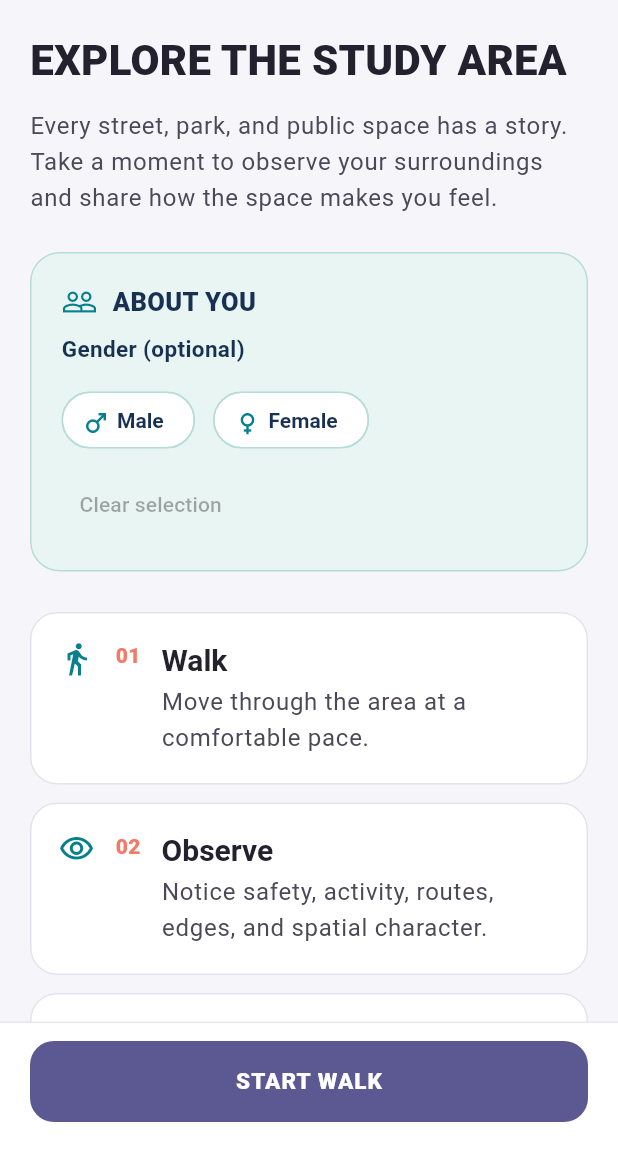
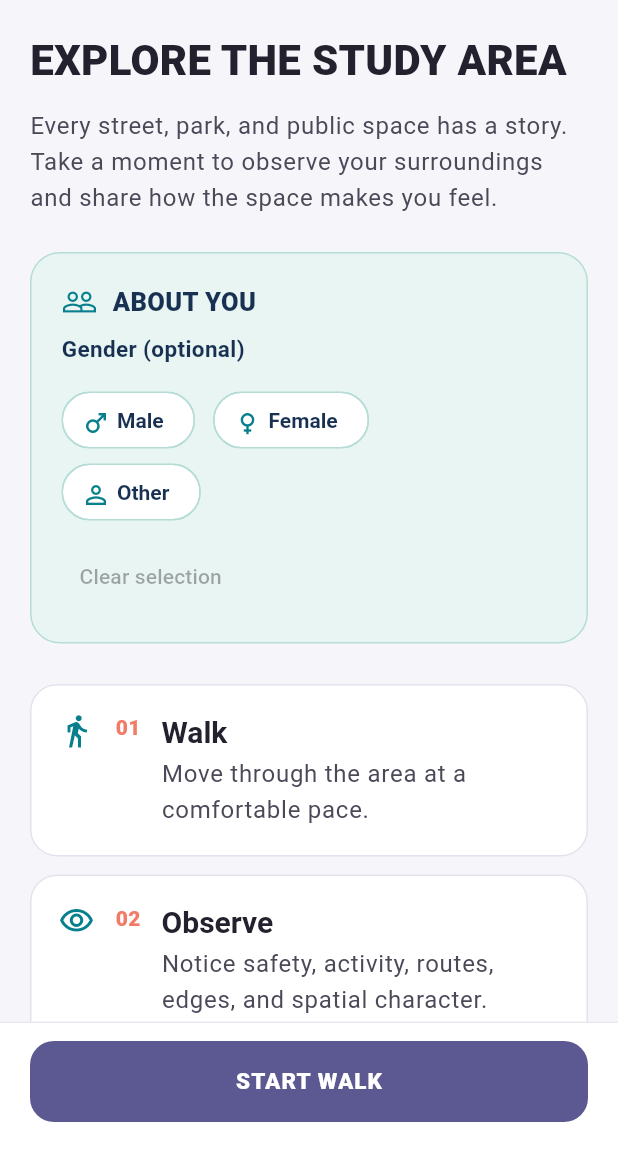
Before and after one commit to literallyshiva/coding-urban-safety, a Flutter app: the screen it shows after launch, after a tap on an icon or button, on a phone screen of 412 x 824 dp, the part 84-1236 px from its top. Run offline on Flutter 3.47's test engine with Material 3 defaults, Android fonts, the phone set to English and light mode, and no system bars; our stand-ins replace cloud_firestore, firebase_core, geolocator, google_maps_flutter; accounts and stored records are empty.

Commit message:
Add Other option to gender selection

```diff
--- a/lib/pages/study_area_page.dart
+++ b/lib/pages/study_area_page.dart
@@ -109,6 +109,15 @@ class StudyAreaPage extends StatelessWidget {
                         ),
                       ],
                     ),
+
+_GenderChoice(
+  label: 'Other',
+  icon: Icons.person_outline,
+  selected: assessmentState.gender == 'Other',
+  onTap: () {
+    assessmentState.setGender('Other');
+  },
+),
                     const SizedBox(height: 8),
                     TextButton(
                       onPressed: assessmentState.gender == null
```
